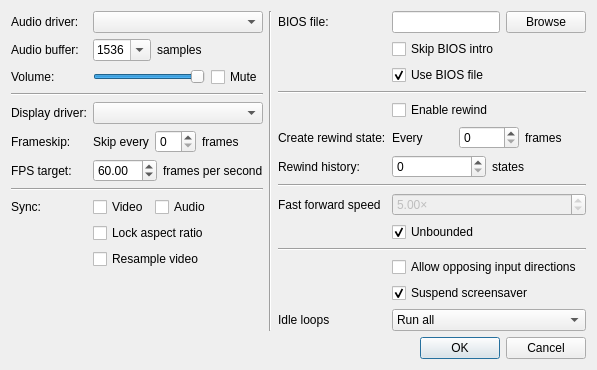
Old version of the form Libretro/mgba/src/platform/qt/SettingsView.ui in the repository kiddreads/Avalon-copy2.
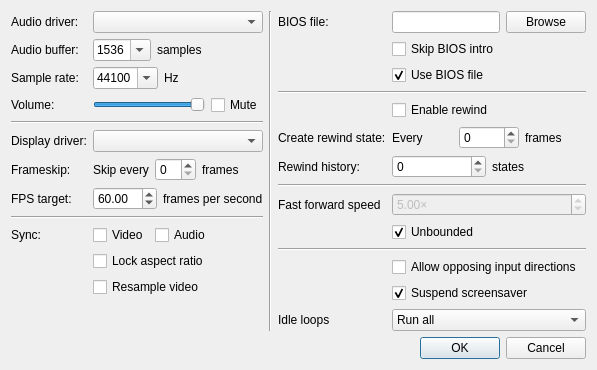
New version of the form.

Commit message: Qt: Add sample rate option to settings

Patch:
```diff
--- a/Libretro/mgba/src/platform/qt/SettingsView.ui
+++ b/Libretro/mgba/src/platform/qt/SettingsView.ui
@@ -114,13 +114,20 @@
         </layout>
        </item>
        <item row="2" column="0">
+        <widget class="QLabel" name="label_19">
+         <property name="text">
+          <string>Sample rate:</string>
+         </property>
+        </widget>
+       </item>
+       <item row="3" column="0">
         <widget class="QLabel" name="label_17">
          <property name="text">
           <string>Volume:</string>
          </property>
         </widget>
        </item>
-       <item row="2" column="1">
+       <item row="3" column="1">
         <layout class="QHBoxLayout" name="horizontalLayout_6">
          <item>
           <widget class="QSlider" name="volume">
@@ -147,28 +154,38 @@
          </item>
         </layout>
        </item>
-       <item row="3" column="0" colspan="2">
+       <item row="4" column="0" colspan="2">
         <widget class="Line" name="line">
          <property name="orientation">
           <enum>Qt::Horizontal</enum>
          </property>
         </widget>
        </item>
-       <item row="4" column="0">
+       <item row="5" column="0">
         <widget class="QLabel" name="label_10">
          <property name="text">
           <string>Display driver:</string>
          </property>
         </widget>
        </item>
-       <item row="5" column="0">
+       <item row="5" column="1">
+        <widget class="QComboBox" name="displayDriver">
+         <property name="sizePolicy">
+          <sizepolicy hsizetype="Expanding" vsizetype="Fixed">
+           <horstretch>0</horstretch>
+           <verstretch>0</verstretch>
+          </sizepolicy>
+         </property>
+        </widget>
+       </item>
+       <item row="6" column="0">
         <widget class="QLabel" name="label_9">
          <property name="text">
           <string>Frameskip:</string>
          </property>
         </widget>
        </item>
-       <item row="5" column="1">
+       <item row="6" column="1">
         <layout class="QHBoxLayout" name="horizontalLayout_16">
          <item>
           <widget class="QLabel" name="label_12">
@@ -189,14 +206,14 @@
          </item>
         </layout>
        </item>
-       <item row="6" column="0">
+       <item row="7" column="0">
         <widget class="QLabel" name="label_3">
          <property name="text">
           <string>FPS target:</string>
          </property>
         </widget>
        </item>
-       <item row="6" column="1">
+       <item row="7" column="1">
         <layout class="QHBoxLayout" name="horizontalLayout_2">
          <item>
           <widget class="QDoubleSpinBox" name="fpsTarget">
@@ -220,21 +237,21 @@
          </item>
         </layout>
        </item>
-       <item row="7" column="0" colspan="2">
+       <item row="8" column="0" colspan="2">
         <widget class="Line" name="line_4">
          <property name="orientation">
           <enum>Qt::Horizontal</enum>
          </property>
         </widget>
        </item>
-       <item row="8" column="0">
+       <item row="9" column="0">
         <widget class="QLabel" name="label_2">
          <property name="text">
           <string>Sync:</string>
          </property>
         </widget>
        </item>
-       <item row="8" column="1">
+       <item row="9" column="1">
         <layout class="QHBoxLayout" name="horizontalLayout_10">
          <item>
           <widget class="QCheckBox" name="videoSync">
@@ -252,29 +269,63 @@
          </item>
         </layout>
        </item>
-       <item row="9" column="1">
+       <item row="10" column="1">
         <widget class="QCheckBox" name="lockAspectRatio">
          <property name="text">
           <string>Lock aspect ratio</string>
          </property>
         </widget>
        </item>
-       <item row="10" column="1">
+       <item row="11" column="1">
         <widget class="QCheckBox" name="resampleVideo">
          <property name="text">
           <string>Resample video</string>
          </property>
         </widget>
        </item>
-       <item row="4" column="1">
-        <widget class="QComboBox" name="displayDriver">
-         <property name="sizePolicy">
-          <sizepolicy hsizetype="Expanding" vsizetype="Fixed">
-           <horstretch>0</horstretch>
-           <verstretch>0</verstretch>
-          </sizepolicy>
-         </property>
-        </widget>
+       <item row="2" column="1">
+        <layout class="QHBoxLayout" name="horizontalLayout_14">
+         <item>
+          <widget class="QComboBox" name="sampleRate">
+           <property name="editable">
+            <bool>true</bool>
+           </property>
+           <property name="currentText">
+            <string>44100</string>
+           </property>
+           <property name="currentIndex">
+            <number>2</number>
+           </property>
+           <item>
+            <property name="text">
+             <string>22050</string>
+            </property>
+           </item>
+           <item>
+            <property name="text">
+             <string>32000</string>
+            </property>
+           </item>
+           <item>
+            <property name="text">
+             <string>44100</string>
+            </property>
+           </item>
+           <item>
+            <property name="text">
+             <string>48000</string>
+            </property>
+           </item>
+          </widget>
+         </item>
+         <item>
+          <widget class="QLabel" name="label_20">
+           <property name="text">
+            <string>Hz</string>
+           </property>
+          </widget>
+         </item>
+        </layout>
        </item>
       </layout>
      </item>
```
The commit also changes 2 other files.
